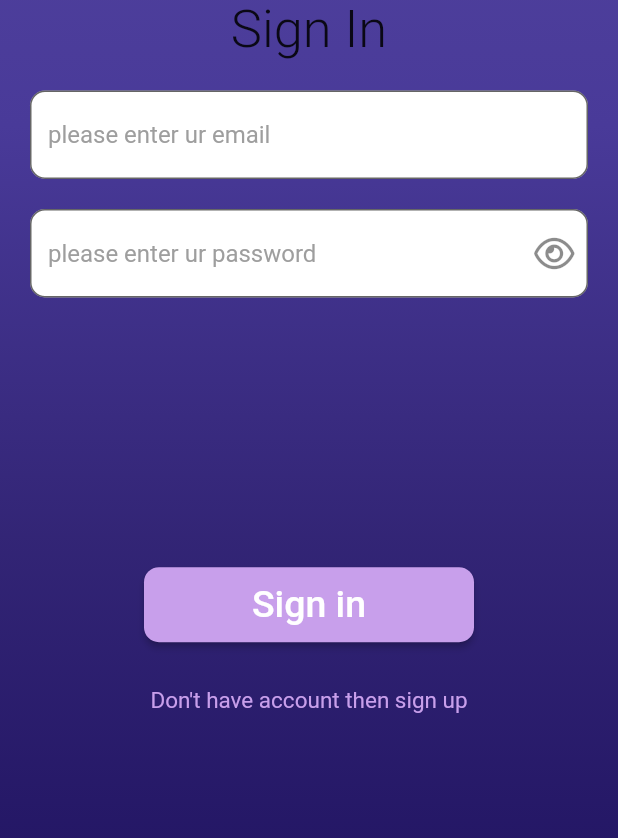
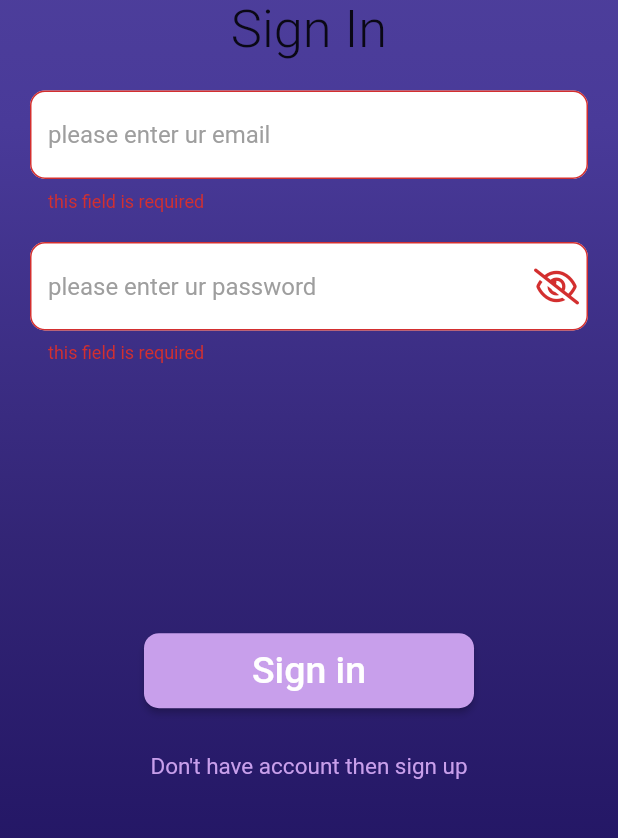
Before and after one commit to khaled45690/theChat, a Flutter app: the screen it shows after launch, after a tap on "Sign in", on a phone screen of 412 x 824 dp, the part 286-1124 px from its top. Run offline on Flutter 3.47's test engine with Material 2 defaults, Android fonts, the phone set to English and light mode, and no system bars; our stand-ins replace font_awesome_flutter; network calls fail.

Commit message:
alot of changes happened

```diff
--- a/FrontEnd/lib/CommonStyle.dart
+++ b/FrontEnd/lib/CommonStyle.dart
@@ -12,3 +12,15 @@ BoxDecoration scaffoldDecoration = const BoxDecoration(
     ],
   ),
 );
+
+ snackBar(text , context) {
+   SnackBar snackBar =  SnackBar(
+      content: Text(
+        text,
+        style: TextStyle(fontSize: 18),
+      ));
+   ScaffoldMessenger.of(context).showSnackBar(snackBar);
+}
+
+
+// "لقد قمت بتسجيل الدخول بنجاح"
--- a/FrontEnd/lib/DependentPlugins.dart
+++ b/FrontEnd/lib/DependentPlugins.dart
@@ -1,6 +1,11 @@
 // this file has all the functions that may change in the future
 
+import 'dart:convert';
+
 import 'package:flutter/material.dart';
+import 'package:http/http.dart';
+
+import 'constants/Constants.dart';
 
 navigateTo(BuildContext context , Widget destintaion){
   Navigator.push(
@@ -8,3 +13,9 @@ navigateTo(BuildContext context , Widget destintaion){
     MaterialPageRoute(builder: (context) => destintaion),
   );
 }
+
+
+Future<Response> HttpPost(String api , Map body) async{
+  var url = Uri.parse("$serverURL$api");
+  return await post(url, body: jsonEncode(body));
+}
--- /dev/null
+++ b/FrontEnd/lib/constants/Constants.dart
@@ -0,0 +1,8 @@
+int Status_success = 200;
+
+// omar server
+// String serverURL = "http://192.168.1.7:3050/";
+
+// khaled saad
+
+String serverURL = "http://192.168.1.2:3050/";
--- a/FrontEnd/lib/constants/statuscode.dart
+++ /dev/null
@@ -1 +0,0 @@
-int Status_success = 200;
--- a/FrontEnd/lib/main.dart
+++ b/FrontEnd/lib/main.dart
@@ -18,7 +18,7 @@ class Chat extends StatelessWidget {
 
       theme: ThemeData(
       ),
-      home:  SignIn(),
+      home:  Registration(true),
     );
   }
 }
--- a/FrontEnd/lib/serverUrl.dart
+++ /dev/null
@@ -1 +0,0 @@
-String serverURL = "http://192.168.1.7:3050/";
--- a/FrontEnd/lib/src/Registration/CommonWidgets/RegistrationButton.dart
+++ b/FrontEnd/lib/src/Registration/CommonWidgets/RegistrationButton.dart
@@ -2,21 +2,20 @@ import 'package:flutter/material.dart';
 
 class RegistrationButton extends StatelessWidget {
   final String text;
-  final Future<dynamic> onPress;
+  final Function() onPress;
   const RegistrationButton(this.text, this.onPress);
 
   @override
   Widget build(BuildContext context) {
     return MaterialButton(
-      onPressed: () {
-        onPress;
-      },
+      onPressed: onPress,
       minWidth: 220,
       height: 50,
       shape: RoundedRectangleBorder(
         borderRadius: BorderRadius.circular(10.0),
       ),
       color: const Color(0xffC89FEB),
+      splashColor: Color(0xffC89FFF),
       child:
           Text(text, style: const TextStyle(fontSize: 25, color: Colors.white)),
     );
--- a/FrontEnd/lib/src/Registration/CommonWidgets/TextFieldWidget.dart
+++ b/FrontEnd/lib/src/Registration/CommonWidgets/TextFieldWidget.dart
@@ -7,10 +7,11 @@ class RegistrationTextFieldWidget extends StatelessWidget {
   final TextDirection textDirection;
   final String hint , variableName;
   final bool isPassword , isHidden;
+  final String? errorText;
   final Function()? visibiltyChange;
   final Function(String variableName , String value) onChange;
 
-  const RegistrationTextFieldWidget(this.textDirection, this.onChange , this.variableName, this.hint , {this.isPassword = false , this.isHidden = true , this.visibiltyChange});
+  const RegistrationTextFieldWidget(this.textDirection, this.onChange , this.variableName, this.errorText, this.hint , {this.isPassword = false , this.isHidden = true , this.visibiltyChange});
 
   @override
   Widget build(BuildContext context) {
@@ -32,6 +33,7 @@ class RegistrationTextFieldWidget extends StatelessWidget {
               hintStyle: const TextStyle(
                 color: Colors.grey,
               ),
+              errorText: errorText,
               border:
                   OutlineInputBorder(borderRadius: BorderRadius.circular(10)),
               hintText: hint)),
--- a/FrontEnd/lib/src/Registration/SignIn/Control/SignInControl.dart
+++ b/FrontEnd/lib/src/Registration/SignIn/Control/SignInControl.dart
@@ -1,25 +1,67 @@
-class SignInControl{
+import 'dart:convert';
+
+import 'package:chat/src/Registration/SignIn/SignIn.dart';
+import 'package:flutter/material.dart';
+import 'package:http/http.dart' as http;
+
+import '../../../../CommonStyle.dart';
+import '../../../../constants/Constants.dart';
+
+class SignInControl {
   var state;
   SignInControl(this.state);
-
-  visibiltyChange(){
-    if(state.isHidden){
-      state.setState(() { state.isHidden = false; });
-      return ;
+  visibiltyChange() {
+    if (state.isHidden) {
+      state.setState(() {
+        state.isHidden = false;
+      });
+      return;
     }
-    state.setState(() { state.isHidden = true; });
+    state.setState(() {
+      state.isHidden = true;
+    });
   }
 
-  onChange(String variableName , String value){
-
+  onChange(String variableName, String value) {
+    state.loginData[variableName] = value;
+    state.setState(() {
+      state.loginDataError[variableName] = null;
+    });
   }
 
+  Navigate(context, destination) {}
 
-  signingIn(){
-
+  void login() async {
+    _check();
+    if(_check()) return ;
+    var url = Uri.parse("${serverURL}auth/login");
+    http.Response response;
+    print("entered");
+    Map<String, String> bodyData = {
+      "email": "kkk@gmail.com",
+      "password": "123456"
+    };
+    try {
+      response = await http.post(url, body: jsonEncode(bodyData));
+      if (response.statusCode == Status_success) {
+        snackBar("لقد قمت بتسجيل الدخول بنجاح" , state.context);
+      }
+    } catch (e) {
+      snackBar(e.toString(), state.context);
+    }
   }
 
-  Navigate(context , destination){
+  bool _check() {
 
+    bool check  = false;
+    state.loginData.keys.forEach((key) => {
+      if(state.loginData[key] == null){
+        state.setState(() {
+          check = true ;
+          state.loginDataError[key] = "this field is required";
+    })
+      }
+    });
+    return check;
   }
 }
--- a/FrontEnd/lib/src/Registration/SignIn/Model/SignInModel.dart
+++ b/FrontEnd/lib/src/Registration/SignIn/Model/SignInModel.dart
@@ -1,7 +1,7 @@
 class SignInModel{
 
   String? userName;
-  String? password ;
+  String? password;
   SignInModel();
   Map toMap(){
     Map signIn = {
--- a/FrontEnd/lib/src/Registration/SignIn/Model/userAuthApi.dart
+++ /dev/null
@@ -1,39 +0,0 @@
-import 'dart:convert';
-
-import 'package:flutter/material.dart';
-
-import 'package:http/http.dart' as http;
-
-import '../../../../constants/statuscode.dart';
-import '../../../../serverUrl.dart';
-
-class UsersAuthAPI {
-  Future login(String email, String password, BuildContext context) async {
-    var url = Uri.parse("${serverURL}auth/login");
-    http.Response response;
-
-    Map<String, String> bodyData = {"email": "kkk@gmail.com", "password": "123456"};
-    try {
-      response = await http.post(url, body: jsonEncode(bodyData));
-      if (response.statusCode == Status_success) {
-        print(response.body);
-        print(response.statusCode);
-
-        final snackBar = SnackBar(
-            content: Text(
-          "لقد قمت بتسجيل الدخول بنجاح",
-          style: TextStyle(fontSize: 18),
-        ));
-        print("lllllll");
-        ScaffoldMessenger.of(context).showSnackBar(snackBar);
-      }
-    } catch (e) {
-      final snackBar = SnackBar(
-          content: Text(
-        e.toString(),
-        style: TextStyle(fontSize: 18),
-      ));
-      ScaffoldMessenger.of(context).showSnackBar(snackBar);
-    }
-  }
-}
--- a/FrontEnd/lib/src/Registration/SignIn/SignIn.dart
+++ b/FrontEnd/lib/src/Registration/SignIn/SignIn.dart
@@ -8,7 +8,6 @@ import '../CommonWidgets/Logo.dart';
 import '../CommonWidgets/RegistrationButton.dart';
 import '../CommonWidgets/TextButtonWidget.dart';
 import 'Model/SignInModel.dart';
-import 'Model/userAuthApi.dart';
 
 class SignIn extends StatefulWidget {
   const SignIn({Key? key}) : super(key: key);
@@ -18,13 +17,24 @@ class SignIn extends StatefulWidget {
 }
 
 class _SignInState extends State<SignIn> {
-  late SignInControl signInControl;
-  SignInModel signInData = SignInModel();
-  bool isHidden = false;
+  // Declaring and initializing variables Section//////////////////
+  late SignInControl signInControl;                              //
+  SignInModel signInData = SignInModel();                        //
+  bool isHidden = true;                                          //
+  Map loginData = SignInModel().toMap() , loginDataError = {};   //
+  //  End section of Declaring and initializing variables//////////
+
+
+
   @override
   void initState() {
     signInControl = SignInControl(this);
+    loginData.keys.forEach((key) {print(key);});
+
   }
+
+
+
 
   @override
   Widget build(BuildContext context) {
@@ -39,11 +49,10 @@ class _SignInState extends State<SignIn> {
           children: [
             const Logo("Sign In"),
             TextFields(signInControl.visibiltyChange, signInControl.onChange,
-                isHidden),
+                loginData , loginDataError, isHidden),
             SizedBox(height: (MediaQuery.of(context).size.height / 5.5)),
-            RegistrationButton("Sign in",
-              UsersAuthAPI().login("kkk@gmail.com", "123456", context)
-            ),
+            RegistrationButton(
+                "Sign in", signInControl.login),
             const SizedBox(height: 30),
             TextButtonWidget(
                 "Don't have account then sign up", signInControl.Navigate),
--- a/FrontEnd/lib/src/Registration/SignIn/widgets/TextFields.dart
+++ b/FrontEnd/lib/src/Registration/SignIn/widgets/TextFields.dart
@@ -6,7 +6,8 @@ class TextFields extends StatelessWidget {
   final Function()? visibiltyChange;
   final Function(String variableName , String value) onChange;
   final bool isHidden;
-  const TextFields(this.visibiltyChange , this.onChange , this.isHidden);
+  final Map loginData , loginDataError;
+  const TextFields(this.visibiltyChange , this.onChange ,this.loginData , this.loginDataError, this.isHidden);
 
   @override
   Widget build(BuildContext context) {
@@ -14,8 +15,8 @@ class TextFields extends StatelessWidget {
         margin: EdgeInsets.only(bottom: 30),
         child: Column(
           children: [
-            RegistrationTextFieldWidget(TextDirection.ltr, onChange , "userName" , "please enter ur email"),
-            RegistrationTextFieldWidget(TextDirection.ltr, onChange , "password" ,"please enter ur password",
+            RegistrationTextFieldWidget(TextDirection.ltr, onChange , "userName" , loginDataError["userName"],"please enter ur email"),
+            RegistrationTextFieldWidget(TextDirection.ltr, onChange , "password" , loginDataError["password"],"please enter ur password",
                 isPassword: true , visibiltyChange: visibiltyChange, isHidden: isHidden),
           ],
         ));
--- a/FrontEnd/lib/src/Registration/SignUp/Model/userSignApi.dart
+++ b/FrontEnd/lib/src/Registration/SignUp/Model/userSignApi.dart
@@ -1,11 +1,10 @@
 import 'dart:convert';
 import 'package:flutter/material.dart';
 import 'package:http/http.dart' as http;
-import '../../../../constants/statuscode.dart';
-import '../../../../serverUrl.dart';
+import '../../../../constants/Constants.dart';
 
 class UserSignupApi {
-  Future signup(String email, String password, String name,int type,BuildContext context) async {
+  signup(String email, String password, String name,int type,BuildContext context) async {
     var url = Uri.parse("${serverURL}auth/signup");
     http.Response response;
 
@@ -14,9 +13,9 @@ class UserSignupApi {
       response = await http.post(url, body: jsonEncode(bodyData));
       if (response.statusCode == Status_success) {
         print(response.body);
-                print(response.statusCode);
+        print(response.statusCode);
 
-        final snackBar = SnackBar(
+        const snackBar = SnackBar(
             content: Text(
           "لقد قمت بعمل ايمال جديد بنجاح",
           style: TextStyle(fontSize: 18),
--- a/FrontEnd/lib/src/Registration/SignUp/SignUp.dart
+++ b/FrontEnd/lib/src/Registration/SignUp/SignUp.dart
@@ -4,7 +4,6 @@ import '../../../CommonStyle.dart';
 import '../CommonWidgets/Logo.dart';
 import '../CommonWidgets/RegistrationButton.dart';
 import '../CommonWidgets/TextButtonWidget.dart';
-import '../SignIn/Model/userAuthApi.dart';
 import '../SignIn/widgets/TextFields.dart';
 import 'Model/SignUpControl.dart';
 import 'Model/userSignApi.dart';
@@ -26,6 +25,7 @@ class _SignUpState extends State<SignUp> {
   }
   @override
   Widget build(BuildContext context) {
+
     return Scaffold(
         body: Container(
           width: MediaQuery.of(context).size.width,
@@ -34,7 +34,7 @@ class _SignUpState extends State<SignUp> {
             crossAxisAlignment: CrossAxisAlignment.center,
             children: [
               Logo("Sign up"),
-              TextFields(signUpControl.visibiltyChange , signUpControl.onChange , isHidden),
+              // TextFields(signUpControl.visibiltyChange , signUpControl.onChange , isHidden),
               // SizedBox(height: (MediaQuery.of(context).size.height / 5.5)),
               PickImage(),
               InfoTextFields(),
```
Also changed, not shown: 2 other files.
